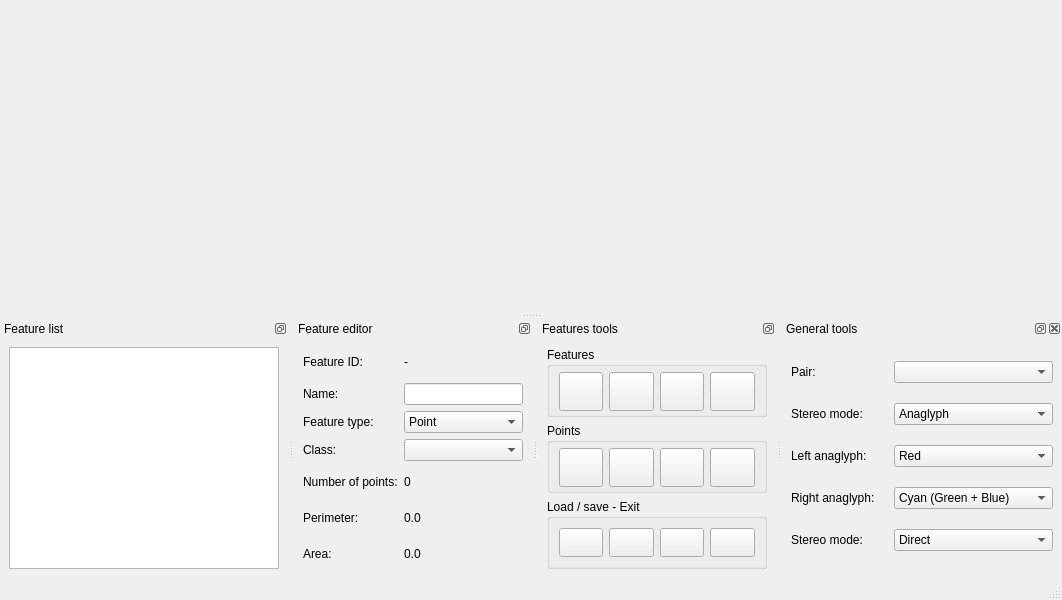
This is qt/interface/Stereoplotter.ui in e-foto/e-foto as Qt 5 draws it before an edit. The edited form follows.
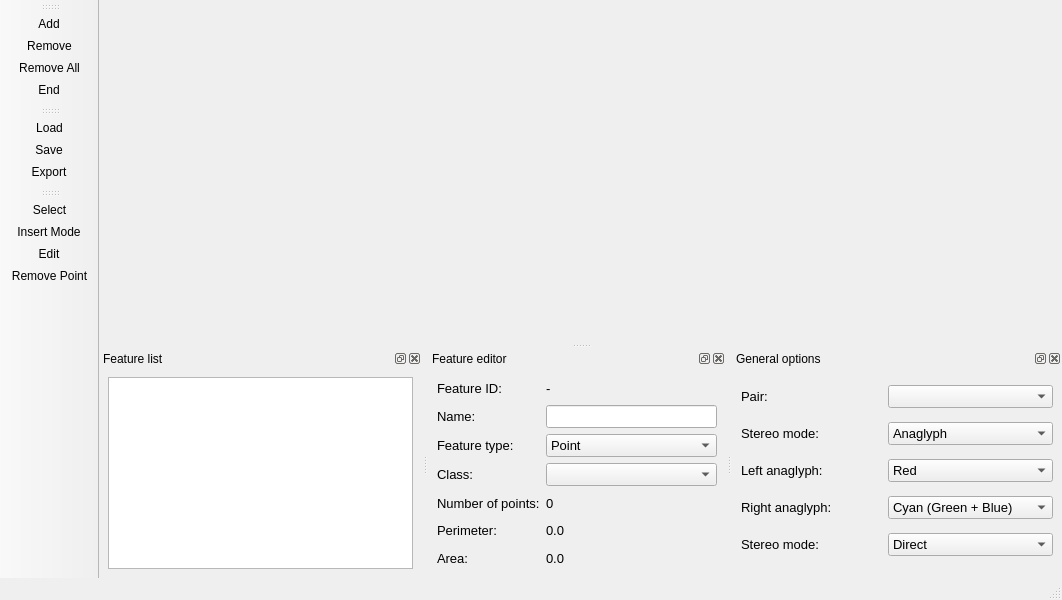
This is the edited form. Icons and pictures are not drawn.

Commit message: Review of stereoplotter layout. No functional changes.

The edit to the form file:
```diff
--- a/qt/interface/Stereoplotter.ui
+++ b/qt/interface/Stereoplotter.ui
@@ -31,12 +31,12 @@
   <widget class="QDockWidget" name="dockWidget">
    <property name="minimumSize">
     <size>
-     <width>89</width>
-     <height>0</height>
+     <width>96</width>
+     <height>121</height>
     </size>
    </property>
    <property name="features">
-    <set>QDockWidget::DockWidgetFloatable|QDockWidget::DockWidgetMovable</set>
+    <set>QDockWidget::AllDockWidgetFeatures</set>
    </property>
    <property name="windowTitle">
     <string>Feature list</string>
@@ -55,18 +55,18 @@
   <widget class="QDockWidget" name="dockWidget_2">
    <property name="minimumSize">
     <size>
-     <width>181</width>
-     <height>0</height>
+     <width>250</width>
+     <height>223</height>
     </size>
    </property>
    <property name="maximumSize">
     <size>
-     <width>500</width>
-     <height>524287</height>
+     <width>350</width>
+     <height>250</height>
     </size>
    </property>
    <property name="features">
-    <set>QDockWidget::DockWidgetFloatable|QDockWidget::DockWidgetMovable</set>
+    <set>QDockWidget::AllDockWidgetFeatures</set>
    </property>
    <property name="windowTitle">
     <string>Feature editor</string>
@@ -80,6 +80,11 @@
       <layout class="QGridLayout" name="gridLayout_2">
        <item row="0" column="0">
         <widget class="QLabel" name="label_11">
+         <property name="font">
+          <font>
+           <pointsize>10</pointsize>
+          </font>
+         </property>
          <property name="text">
           <string>Feature ID:</string>
          </property>
@@ -87,6 +92,11 @@
        </item>
        <item row="0" column="1">
         <widget class="QLabel" name="featureIdLabel">
+         <property name="font">
+          <font>
+           <pointsize>10</pointsize>
+          </font>
+         </property>
          <property name="text">
           <string>-</string>
          </property>
@@ -94,16 +104,32 @@
        </item>
        <item row="1" column="0">
         <widget class="QLabel" name="label_4">
+         <property name="font">
+          <font>
+           <pointsize>10</pointsize>
+          </font>
+         </property>
          <property name="text">
           <string>Name:</string>
          </property>
         </widget>
        </item>
        <item row="1" column="1">
-        <widget class="QLineEdit" name="nameEdit"/>
+        <widget class="QLineEdit" name="nameEdit">
+         <property name="font">
+          <font>
+           <pointsize>10</pointsize>
+          </font>
+         </property>
+        </widget>
        </item>
        <item row="2" column="0">
         <widget class="QLabel" name="label_5">
+         <property name="font">
+          <font>
+           <pointsize>10</pointsize>
+          </font>
+         </property>
          <property name="text">
           <string>Feature type:</string>
          </property>
@@ -111,6 +137,11 @@
        </item>
        <item row="2" column="1">
         <widget class="QComboBox" name="comboBox_3">
+         <property name="font">
+          <font>
+           <pointsize>10</pointsize>
+          </font>
+         </property>
          <item>
           <property name="text">
            <string>Point</string>
@@ -130,16 +161,32 @@
        </item>
        <item row="3" column="0">
         <widget class="QLabel" name="label_6">
+         <property name="font">
+          <font>
+           <pointsize>10</pointsize>
+          </font>
+         </property>
          <property name="text">
           <string>Class:</string>
          </property>
         </widget>
        </item>
        <item row="3" column="1">
-        <widget class="QComboBox" name="comboBox_4"/>
+        <widget class="QComboBox" name="comboBox_4">
+         <property name="font">
+          <font>
+           <pointsize>10</pointsize>
+          </font>
+         </property>
+        </widget>
        </item>
        <item row="4" column="0">
         <widget class="QLabel" name="label_12">
+         <property name="font">
+          <font>
+           <pointsize>10</pointsize>
+          </font>
+         </property>
          <property name="text">
           <string>Number of points:</string>
          </property>
@@ -147,6 +194,11 @@
        </item>
        <item row="4" column="1">
         <widget class="QLabel" name="noPointsLabel">
+         <property name="font">
+          <font>
+           <pointsize>10</pointsize>
+          </font>
+         </property>
          <property name="text">
           <string>0</string>
          </property>
@@ -154,6 +206,11 @@
        </item>
        <item row="5" column="0">
         <widget class="QLabel" name="label_9">
+         <property name="font">
+          <font>
+           <pointsize>10</pointsize>
+          </font>
+         </property>
          <property name="text">
           <string>Perimeter:</string>
          </property>
@@ -161,6 +218,11 @@
        </item>
        <item row="5" column="1">
         <widget class="QLabel" name="perimeterLabel">
+         <property name="font">
+          <font>
+           <pointsize>10</pointsize>
+          </font>
+         </property>
          <property name="text">
           <string>0.0</string>
          </property>
@@ -168,6 +230,11 @@
        </item>
        <item row="6" column="0">
         <widget class="QLabel" name="label_10">
+         <property name="font">
+          <font>
+           <pointsize>10</pointsize>
+          </font>
+         </property>
          <property name="text">
           <string>Area:</string>
          </property>
@@ -175,6 +242,11 @@
        </item>
        <item row="6" column="1">
         <widget class="QLabel" name="areaLabel">
+         <property name="font">
+          <font>
+           <pointsize>10</pointsize>
+          </font>
+         </property>
          <property name="text">
           <string>0.0</string>
          </property>
@@ -188,489 +260,21 @@
   <widget class="QDockWidget" name="dockWidget_3">
    <property name="minimumSize">
     <size>
-     <width>222</width>
-     <height>161</height>
+     <width>279</width>
+     <height>197</height>
     </size>
    </property>
    <property name="maximumSize">
     <size>
-     <width>238</width>
-     <height>524287</height>
+     <width>350</width>
+     <height>250</height>
     </size>
    </property>
    <property name="features">
-    <set>QDockWidget::DockWidgetFloatable|QDockWidget::DockWidgetMovable</set>
+    <set>QDockWidget::AllDockWidgetFeatures</set>
    </property>
    <property name="windowTitle">
-    <string>Features tools</string>
-   </property>
-   <attribute name="dockWidgetArea">
-    <number>8</number>
-   </attribute>
-   <widget class="QWidget" name="dockWidgetContents_6">
-    <layout class="QGridLayout" name="gridLayout_4">
-     <item row="0" column="0">
-      <widget class="QGroupBox" name="groupBox">
-       <property name="maximumSize">
-        <size>
-         <width>16777215</width>
-         <height>70</height>
-        </size>
-       </property>
-       <property name="title">
-        <string>Features</string>
-       </property>
-       <layout class="QGridLayout" name="gridLayout">
-        <property name="topMargin">
-         <number>5</number>
-        </property>
-        <property name="bottomMargin">
-         <number>3</number>
-        </property>
-        <item row="0" column="0">
-         <widget class="QToolButton" name="addButton">
-          <property name="minimumSize">
-           <size>
-            <width>40</width>
-            <height>10</height>
-           </size>
-          </property>
-          <property name="maximumSize">
-           <size>
-            <width>16777214</width>
-            <height>40</height>
-           </size>
-          </property>
-          <property name="toolTip">
-           <string>Add new feature</string>
-          </property>
-          <property name="text">
-           <string/>
-          </property>
-          <property name="icon">
-           <iconset resource="../resource/resource.qrc">
-            <normaloff>:/icon/add.png</normaloff>:/icon/add.png</iconset>
-          </property>
-          <property name="iconSize">
-           <size>
-            <width>40</width>
-            <height>40</height>
-           </size>
-          </property>
-         </widget>
-        </item>
-        <item row="0" column="1">
-         <widget class="QToolButton" name="removeButton">
-          <property name="minimumSize">
-           <size>
-            <width>40</width>
-            <height>10</height>
-           </size>
-          </property>
-          <property name="maximumSize">
-           <size>
-            <width>16777215</width>
-            <height>40</height>
-           </size>
-          </property>
-          <property name="toolTip">
-           <string>Remove feature</string>
-          </property>
-          <property name="text">
-           <string/>
-          </property>
-          <property name="icon">
-           <iconset resource="../resource/resource.qrc">
-            <normaloff>:/icon/remove.png</normaloff>:/icon/remove.png</iconset>
-          </property>
-          <property name="iconSize">
-           <size>
-            <width>40</width>
-            <height>40</height>
-           </size>
-          </property>
-         </widget>
-        </item>
-        <item row="0" column="2">
-         <widget class="QToolButton" name="removeAllButton">
-          <property name="minimumSize">
-           <size>
-            <width>40</width>
-            <height>10</height>
-           </size>
-          </property>
-          <property name="maximumSize">
-           <size>
-            <width>16777215</width>
-            <height>40</height>
-           </size>
-          </property>
-          <property name="toolTip">
-           <string>Remove all features</string>
-          </property>
-          <property name="text">
-           <string/>
-          </property>
-          <property name="icon">
-           <iconset resource="../resource/resource.qrc">
-            <normaloff>:/icon/removeall.png</normaloff>:/icon/removeall.png</iconset>
-          </property>
-          <property name="iconSize">
-           <size>
-            <width>40</width>
-            <height>40</height>
-           </size>
-          </property>
-         </widget>
-        </item>
-        <item row="0" column="3">
-         <widget class="QToolButton" name="endButton">
-          <property name="minimumSize">
-           <size>
-            <width>40</width>
-            <height>10</height>
-           </size>
-          </property>
-          <property name="maximumSize">
-           <size>
-            <width>16777215</width>
-            <height>40</height>
-           </size>
-          </property>
-          <property name="toolTip">
-           <string>End feature</string>
-          </property>
-          <property name="text">
-           <string/>
-          </property>
-          <property name="icon">
-           <iconset resource="../resource/resource.qrc">
-            <normaloff>:/icon/featdone.png</normaloff>:/icon/featdone.png</iconset>
-          </property>
-          <property name="iconSize">
-           <size>
-            <width>40</width>
-            <height>40</height>
-           </size>
-          </property>
-         </widget>
-        </item>
-       </layout>
-      </widget>
-     </item>
-     <item row="1" column="0">
-      <widget class="QGroupBox" name="groupBox_2">
-       <property name="maximumSize">
-        <size>
-         <width>16777215</width>
-         <height>70</height>
-        </size>
-       </property>
-       <property name="title">
-        <string>Points</string>
-       </property>
-       <layout class="QGridLayout" name="gridLayout_7">
-        <property name="topMargin">
-         <number>5</number>
-        </property>
-        <property name="bottomMargin">
-         <number>3</number>
-        </property>
-        <item row="0" column="3">
-         <widget class="QToolButton" name="removePtButton">
-          <property name="minimumSize">
-           <size>
-            <width>40</width>
-            <height>10</height>
-           </size>
-          </property>
-          <property name="maximumSize">
-           <size>
-            <width>16777215</width>
-            <height>40</height>
-           </size>
-          </property>
-          <property name="toolTip">
-           <string>Remove point</string>
-          </property>
-          <property name="text">
-           <string/>
-          </property>
-          <property name="icon">
-           <iconset resource="../resource/resource.qrc">
-            <normaloff>:/icon/ptremove.png</normaloff>:/icon/ptremove.png</iconset>
-          </property>
-          <property name="iconSize">
-           <size>
-            <width>40</width>
-            <height>40</height>
-           </size>
-          </property>
-         </widget>
-        </item>
-        <item row="0" column="1">
-         <widget class="QToolButton" name="addPtButton">
-          <property name="minimumSize">
-           <size>
-            <width>40</width>
-            <height>10</height>
-           </size>
-          </property>
-          <property name="maximumSize">
-           <size>
-            <width>16777215</width>
-            <height>40</height>
-           </size>
-          </property>
-          <property name="toolTip">
-           <string>Insert point mode</string>
-          </property>
-          <property name="text">
-           <string/>
-          </property>
-          <property name="icon">
-           <iconset resource="../resource/resource.qrc">
-            <normaloff>:/icon/ptadd.png</normaloff>:/icon/ptadd.png</iconset>
-          </property>
-          <property name="iconSize">
-           <size>
-            <width>40</width>
-            <height>40</height>
-           </size>
-          </property>
-          <property name="checkable">
-           <bool>true</bool>
-          </property>
-         </widget>
-        </item>
-        <item row="0" column="0">
-         <widget class="QToolButton" name="selButton">
-          <property name="minimumSize">
-           <size>
-            <width>40</width>
-            <height>10</height>
-           </size>
-          </property>
-          <property name="maximumSize">
-           <size>
-            <width>16777215</width>
-            <height>40</height>
-           </size>
-          </property>
-          <property name="toolTip">
-           <string>Select feature / point</string>
-          </property>
-          <property name="text">
-           <string/>
-          </property>
-          <property name="icon">
-           <iconset resource="../resource/resource.qrc">
-            <normaloff>:/icon/select.png</normaloff>:/icon/select.png</iconset>
-          </property>
-          <property name="iconSize">
-           <size>
-            <width>40</width>
-            <height>40</height>
-           </size>
-          </property>
-          <property name="checkable">
-           <bool>true</bool>
-          </property>
-         </widget>
-        </item>
-        <item row="0" column="2">
-         <widget class="QToolButton" name="editPtButton">
-          <property name="minimumSize">
-           <size>
-            <width>40</width>
-            <height>10</height>
-           </size>
-          </property>
-          <property name="maximumSize">
-           <size>
-            <width>16777215</width>
-            <height>40</height>
-           </size>
-          </property>
-          <property name="toolTip">
-           <string>Edit point mode</string>
-          </property>
-          <property name="text">
-           <string/>
-          </property>
-          <property name="icon">
-           <iconset resource="../resource/resource.qrc">
-            <normaloff>:/icon/ptedit.png</normaloff>:/icon/ptedit.png</iconset>
-          </property>
-          <property name="iconSize">
-           <size>
-            <width>40</width>
-            <height>40</height>
-           </size>
-          </property>
-          <property name="checkable">
-           <bool>true</bool>
-          </property>
-         </widget>
-        </item>
-       </layout>
-      </widget>
-     </item>
-     <item row="2" column="0">
-      <widget class="QGroupBox" name="groupBox_3">
-       <property name="maximumSize">
-        <size>
-         <width>16777215</width>
-         <height>70</height>
-        </size>
-       </property>
-       <property name="title">
-        <string>Load / save - Exit</string>
-       </property>
-       <layout class="QGridLayout" name="gridLayout_8">
-        <item row="0" column="0">
-         <widget class="QToolButton" name="loadButton">
-          <property name="minimumSize">
-           <size>
-            <width>40</width>
-            <height>10</height>
-           </size>
-          </property>
-          <property name="maximumSize">
-           <size>
-            <width>16777215</width>
-            <height>40</height>
-           </size>
-          </property>
-          <property name="toolTip">
-           <string>Load features</string>
-          </property>
-          <property name="text">
-           <string/>
-          </property>
-          <property name="icon">
-           <iconset resource="../resource/resource.qrc">
-            <normaloff>:/icon/fileopen.png</normaloff>:/icon/fileopen.png</iconset>
-          </property>
-          <property name="iconSize">
-           <size>
-            <width>40</width>
-            <height>40</height>
-           </size>
-          </property>
-         </widget>
-        </item>
-        <item row="0" column="1">
-         <widget class="QToolButton" name="saveButton">
-          <property name="minimumSize">
-           <size>
-            <width>40</width>
-            <height>10</height>
-           </size>
-          </property>
-          <property name="maximumSize">
-           <size>
-            <width>16777215</width>
-            <height>40</height>
-           </size>
-          </property>
-          <property name="toolTip">
-           <string>Save features</string>
-          </property>
-          <property name="text">
-           <string/>
-          </property>
-          <property name="icon">
-           <iconset resource="../resource/resource.qrc">
-            <normaloff>:/icon/filesave</normaloff>:/icon/filesave</iconset>
-          </property>
-          <property name="iconSize">
-           <size>
-            <width>40</width>
-            <height>40</height>
-           </size>
-          </property>
-         </widget>
-        </item>
-        <item row="0" column="2">
-         <widget class="QToolButton" name="saveTxtButton">
-          <property name="minimumSize">
-           <size>
-            <width>40</width>
-            <height>10</height>
-           </size>
-          </property>
-          <property name="maximumSize">
-           <size>
-            <width>16777215</width>
-            <height>40</height>
-           </size>
-          </property>
-          <property name="toolTip">
-           <string>Export features as text</string>
-          </property>
-          <property name="text">
-           <string/>
-          </property>
-          <property name="icon">
-           <iconset resource="../resource/resource.qrc">
-            <normaloff>:/icon/export.png</normaloff>:/icon/export.png</iconset>
-          </property>
-          <property name="iconSize">
-           <size>
-            <width>40</width>
-            <height>40</height>
-           </size>
-          </property>
-         </widget>
-        </item>
-        <item row="0" column="3">
-         <widget class="QToolButton" name="doneButton">
-          <property name="minimumSize">
-           <size>
-            <width>40</width>
-            <height>10</height>
-           </size>
-          </property>
-          <property name="maximumSize">
-           <size>
-            <width>16777215</width>
-            <height>40</height>
-           </size>
-          </property>
-          <property name="toolTip">
-           <string>Exit Stereoplotter</string>
-          </property>
-          <property name="text">
-           <string/>
-          </property>
-          <property name="icon">
-           <iconset resource="../resource/resource.qrc">
-            <normaloff>:/icon/done.png</normaloff>:/icon/done.png</iconset>
-          </property>
-          <property name="iconSize">
-           <size>
-            <width>40</width>
-            <height>40</height>
-           </size>
-          </property>
-         </widget>
-        </item>
-       </layout>
-      </widget>
-     </item>
-    </layout>
-   </widget>
-  </widget>
-  <widget class="QDockWidget" name="dockWidget_4">
-   <property name="minimumSize">
-    <size>
-     <width>241</width>
-     <height>0</height>
-    </size>
-   </property>
-   <property name="windowTitle">
-    <string>General tools</string>
+    <string>General options</string>
    </property>
    <attribute name="dockWidgetArea">
     <number>8</number>
@@ -679,16 +283,32 @@
     <layout class="QGridLayout" name="gridLayout_5">
      <item row="0" column="0">
       <widget class="QLabel" name="label">
+       <property name="font">
+        <font>
+         <pointsize>10</pointsize>
+        </font>
+       </property>
        <property name="text">
         <string>Pair:</string>
        </property>
       </widget>
      </item>
      <item row="0" column="1">
-      <widget class="QComboBox" name="comboBox"/>
+      <widget class="QComboBox" name="comboBox">
+       <property name="font">
+        <font>
+         <pointsize>10</pointsize>
+        </font>
+       </property>
+      </widget>
      </item>
      <item row="1" column="0">
       <widget class="QLabel" name="label_2">
+       <property name="font">
+        <font>
+         <pointsize>10</pointsize>
+        </font>
+       </property>
        <property name="text">
         <string>Stereo mode:</string>
        </property>
@@ -696,6 +316,11 @@
      </item>
      <item row="1" column="1">
       <widget class="QComboBox" name="comboBox_2">
+       <property name="font">
+        <font>
+         <pointsize>10</pointsize>
+        </font>
+       </property>
        <item>
         <property name="text">
          <string>Anaglyph</string>
@@ -710,6 +335,11 @@
      </item>
      <item row="2" column="0">
       <widget class="QLabel" name="label_3">
+       <property name="font">
+        <font>
+         <pointsize>10</pointsize>
+        </font>
+       </property>
        <property name="text">
         <string>Left anaglyph:</string>
        </property>
@@ -717,6 +347,11 @@
      </item>
      <item row="2" column="1">
       <widget class="QComboBox" name="comboBox_5">
+       <property name="font">
+        <font>
+         <pointsize>10</pointsize>
+        </font>
+       </property>
        <item>
         <property name="text">
          <string>Red</string>
@@ -751,6 +386,11 @@
      </item>
      <item row="3" column="0">
       <widget class="QLabel" name="label_7">
+       <property name="font">
+        <font>
+         <pointsize>10</pointsize>
+        </font>
+       </property>
        <property name="text">
         <string>Right anaglyph:</string>
        </property>
@@ -758,6 +398,11 @@
      </item>
      <item row="3" column="1">
       <widget class="QComboBox" name="comboBox_6">
+       <property name="font">
+        <font>
+         <pointsize>10</pointsize>
+        </font>
+       </property>
        <property name="currentIndex">
         <number>3</number>
        </property>
@@ -795,6 +440,11 @@
      </item>
      <item row="4" column="0">
       <widget class="QLabel" name="label_8">
+       <property name="font">
+        <font>
+         <pointsize>10</pointsize>
+        </font>
+       </property>
        <property name="text">
         <string>Stereo mode:</string>
        </property>
@@ -802,6 +452,11 @@
      </item>
      <item row="4" column="1">
       <widget class="QComboBox" name="comboBox_7">
+       <property name="font">
+        <font>
+         <pointsize>10</pointsize>
+        </font>
+       </property>
        <item>
         <property name="text">
          <string>Direct</string>
@@ -817,6 +472,191 @@
     </layout>
    </widget>
   </widget>
+  <widget class="QToolBar" name="featuresToolBar">
+   <property name="windowTitle">
+    <string>Feature tools</string>
+   </property>
+   <attribute name="toolBarArea">
+    <enum>LeftToolBarArea</enum>
+   </attribute>
+   <attribute name="toolBarBreak">
+    <bool>false</bool>
+   </attribute>
+   <addaction name="actionAdd"/>
+   <addaction name="actionRemove"/>
+   <addaction name="actionRemove_All"/>
+   <addaction name="actionEnd"/>
+  </widget>
+  <widget class="QToolBar" name="filesToolBar">
+   <property name="windowTitle">
+    <string>File tools</string>
+   </property>
+   <attribute name="toolBarArea">
+    <enum>LeftToolBarArea</enum>
+   </attribute>
+   <attribute name="toolBarBreak">
+    <bool>false</bool>
+   </attribute>
+   <addaction name="actionLoad"/>
+   <addaction name="actionSave"/>
+   <addaction name="actionExport"/>
+  </widget>
+  <widget class="QToolBar" name="pointsToolBar">
+   <property name="windowTitle">
+    <string>Point tools</string>
+   </property>
+   <attribute name="toolBarArea">
+    <enum>LeftToolBarArea</enum>
+   </attribute>
+   <attribute name="toolBarBreak">
+    <bool>false</bool>
+   </attribute>
+   <addaction name="actionSelect"/>
+   <addaction name="actionInsert"/>
+   <addaction name="actionEdit"/>
+   <addaction name="actionRemove_Point"/>
+  </widget>
+  <action name="actionAdd">
+   <property name="icon">
+    <iconset resource="../resource/resource.qrc">
+     <normaloff>:/icon/add.png</normaloff>:/icon/add.png</iconset>
+   </property>
+   <property name="text">
+    <string>Add</string>
+   </property>
+   <property name="toolTip">
+    <string>Add new feature</string>
+   </property>
+  </action>
+  <action name="actionRemove">
+   <property name="icon">
+    <iconset resource="../resource/resource.qrc">
+     <normaloff>:/icon/remove.png</normaloff>:/icon/remove.png</iconset>
+   </property>
+   <property name="text">
+    <string>Remove</string>
+   </property>
+   <property name="toolTip">
+    <string>Remove feature</string>
+   </property>
+  </action>
+  <action name="actionRemove_All">
+   <property name="icon">
+    <iconset resource="../resource/resource.qrc">
+     <normaloff>:/icon/removeall.png</normaloff>:/icon/removeall.png</iconset>
+   </property>
+   <property name="text">
+    <string>Remove All</string>
+   </property>
+   <property name="toolTip">
+    <string>Remove all features</string>
+   </property>
+  </action>
+  <action name="actionEnd">
+   <property name="icon">
+    <iconset resource="../resource/resource.qrc">
+     <normaloff>:/icon/featdone.png</normaloff>:/icon/featdone.png</iconset>
+   </property>
+   <property name="text">
+    <string>End</string>
+   </property>
+   <property name="toolTip">
+    <string>End feature</string>
+   </property>
+  </action>
+  <action name="actionSelect">
+   <property name="checkable">
+    <bool>true</bool>
+   </property>
+   <property name="icon">
+    <iconset resource="../resource/resource.qrc">
+     <normaloff>:/icon/select.png</normaloff>:/icon/select.png</iconset>
+   </property>
+   <property name="text">
+    <string>Select</string>
+   </property>
+   <property name="toolTip">
+    <string>Select feature/point</string>
+   </property>
+  </action>
+  <action name="actionInsert">
+   <property name="checkable">
+    <bool>true</bool>
+   </property>
+   <property name="icon">
+    <iconset resource="../resource/resource.qrc">
+     <normaloff>:/icon/ptadd.png</normaloff>:/icon/ptadd.png</iconset>
+   </property>
+   <property name="text">
+    <string>Insert Mode</string>
+   </property>
+   <property name="toolTip">
+    <string>Insert point mode</string>
+   </property>
+  </action>
+  <action name="actionEdit">
+   <property name="checkable">
+    <bool>true</bool>
+   </property>
+   <property name="icon">
+    <iconset resource="../resource/resource.qrc">
+     <normaloff>:/icon/ptedit.png</normaloff>:/icon/ptedit.png</iconset>
+   </property>
+   <property name="text">
+    <string>Edit</string>
+   </property>
+   <property name="toolTip">
+    <string>Edit point mode</string>
+   </property>
+  </action>
+  <action name="actionRemove_Point">
+   <property name="icon">
+    <iconset resource="../resource/resource.qrc">
+     <normaloff>:/icon/ptremove.png</normaloff>:/icon/ptremove.png</iconset>
+   </property>
+   <property name="text">
+    <string>Remove Point</string>
+   </property>
+   <property name="toolTip">
+    <string>Remove point</string>
+   </property>
+  </action>
+  <action name="actionLoad">
+   <property name="icon">
+    <iconset resource="../resource/resource.qrc">
+     <normaloff>:/icon/fileopen.png</normaloff>:/icon/fileopen.png</iconset>
+   </property>
+   <property name="text">
+    <string>Load</string>
+   </property>
+   <property name="toolTip">
+    <string>Load features</string>
+   </property>
+  </action>
+  <action name="actionSave">
+   <property name="icon">
+    <iconset resource="../resource/resource.qrc">
+     <normaloff>:/icon/filesave</normaloff>:/icon/filesave</iconset>
+   </property>
+   <property name="text">
+    <string>Save</string>
+   </property>
+   <property name="toolTip">
+    <string>Save features</string>
+   </property>
+  </action>
+  <action name="actionExport">
+   <property name="icon">
+    <iconset resource="../resource/resource.qrc">
+     <normaloff>:/icon/report.png</normaloff>:/icon/report.png</iconset>
+   </property>
+   <property name="text">
+    <string>Export</string>
+   </property>
+   <property name="toolTip">
+    <string>Export features as...</string>
+   </property>
+  </action>
  </widget>
  <resources>
   <include location="../resource/resource.qrc"/>
```
Left out of the diff: 8 changed lines with no effect on the pictures. The commit also changes 6 other files.
